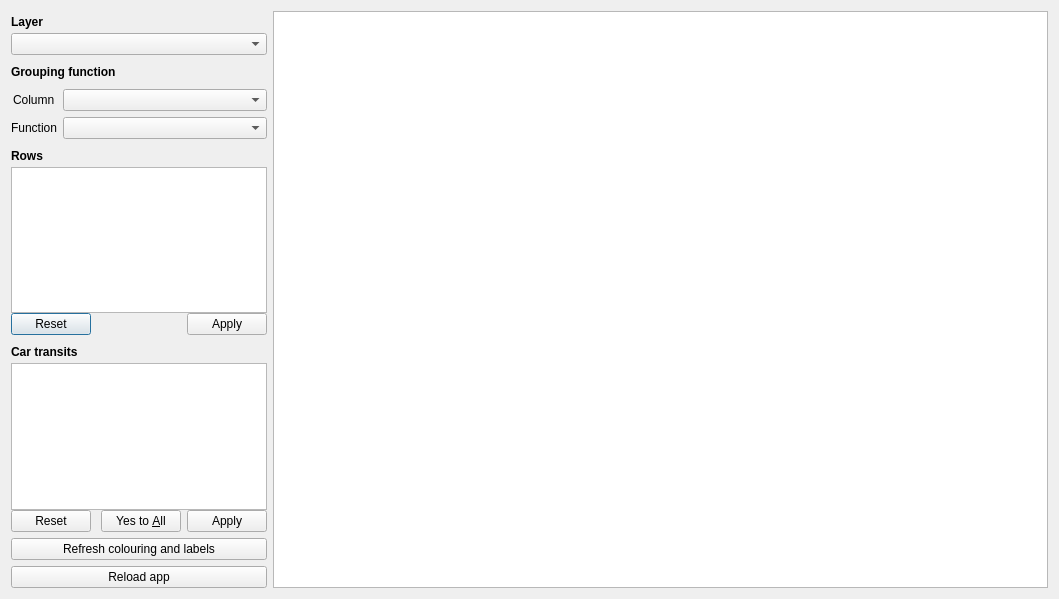
This is plugin/snowplow_dialog_base.ui in pixelneo/SnowPlow as Qt 5 draws it before an edit. The edited form follows.
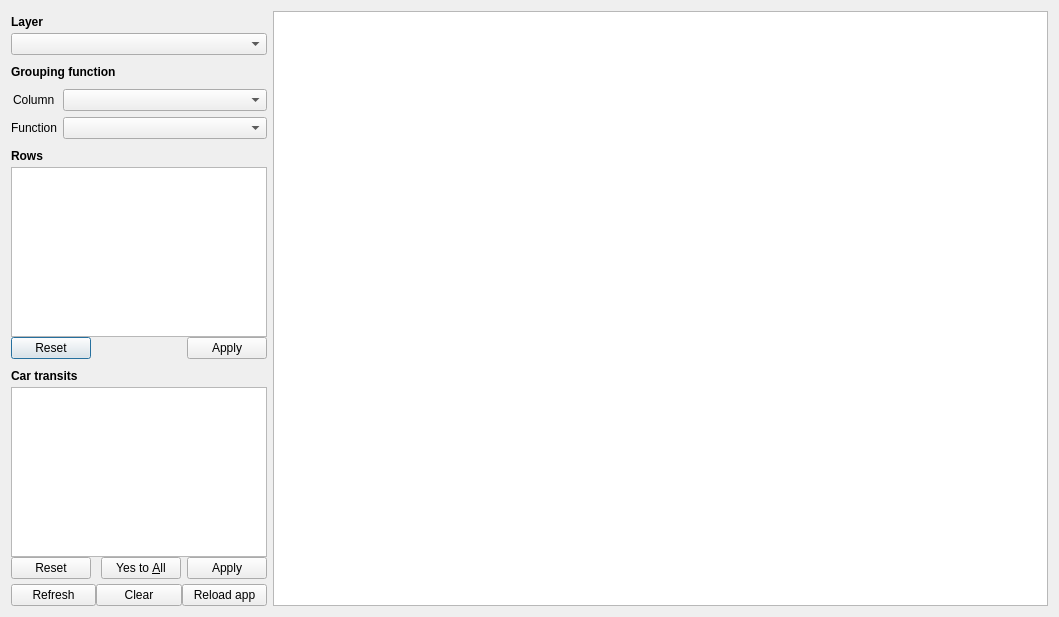
This is the edited form.

Commit message: add clear button.. not working yet

What changed in the file:
```diff
--- a/plugin/snowplow_dialog_base.ui
+++ b/plugin/snowplow_dialog_base.ui
@@ -7,7 +7,7 @@
     <x>0</x>
     <y>0</y>
     <width>1059</width>
-    <height>599</height>
+    <height>617</height>
    </rect>
   </property>
   <property name="windowTitle">
@@ -223,12 +223,25 @@
            </property>
           </widget>
          </item>
-        </layout>
-       </item>
+         <item>
+          <layout class="QHBoxLayout" name="horizontalLayout_2">
+           <property name="topMargin">
+            <number>5</number>
+           </property>
        <item>
         <widget class="QPushButton" name="refresh">
          <property name="text">
-          <string>Refresh colouring and labels</string>
+              <string>Refresh</string>
+             </property>
+            </widget>
+           </item>
+           <item>
+            <widget class="QPushButton" name="clear">
+             <property name="toolTip">
+              <string>Clears colouring and labels</string>
+             </property>
+             <property name="text">
+              <string>Clear</string>
          </property>
         </widget>
        </item>
@@ -238,6 +251,10 @@
           <string>Reload app</string>
          </property>
         </widget>
+           </item>
+          </layout>
+         </item>
+        </layout>
        </item>
       </layout>
      </item>
```
Left out of the diff: 6 changed lines with no effect on the pictures. Lines whose indentation alone changed are shown as unchanged. The commit also changes 1 other file.
